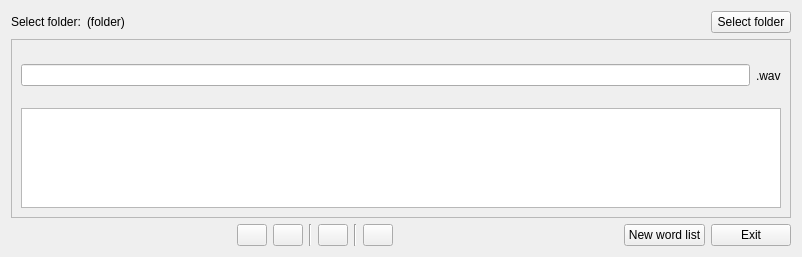
The window that recordwords.ui (davidlamhauge/daspelling) describes before a commit, drawn with Qt 5.
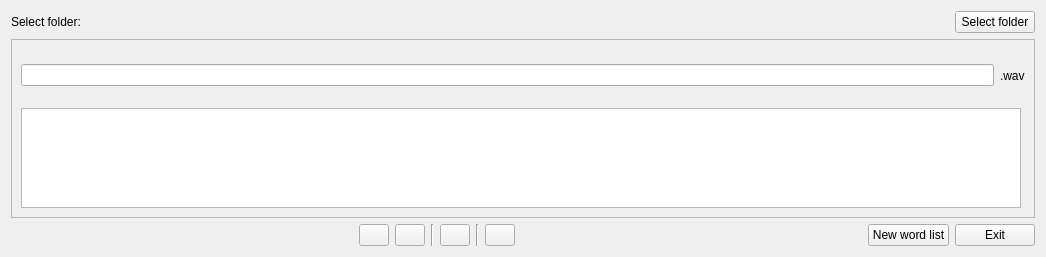
The same window after the commit. Icons and pictures are not drawn.

The edit to the form file:
```diff
--- a/recordwords.ui
+++ b/recordwords.ui
@@ -6,7 +6,7 @@
    <rect>
     <x>0</x>
     <y>0</y>
-    <width>802</width>
+    <width>1046</width>
     <height>257</height>
    </rect>
   </property>
@@ -36,7 +36,7 @@
      <item>
       <widget class="QLabel" name="labWordPath">
        <property name="text">
-        <string>(folder)</string>
+        <string notr="true"/>
        </property>
       </widget>
      </item>
@@ -100,12 +100,24 @@
           <verstretch>0</verstretch>
          </sizepolicy>
         </property>
+        <property name="minimumSize">
+         <size>
+          <width>1000</width>
+          <height>100</height>
+         </size>
+        </property>
         <property name="maximumSize">
          <size>
-          <width>16777215</width>
+          <width>1000</width>
           <height>100</height>
          </size>
         </property>
+        <property name="verticalScrollBarPolicy">
+         <enum>Qt::ScrollBarAlwaysOff</enum>
+        </property>
+        <property name="horizontalScrollBarPolicy">
+         <enum>Qt::ScrollBarAlwaysOff</enum>
+        </property>
        </widget>
       </item>
      </layout>
```
Left out of the diff: 2 changed lines with no effect on the pictures.
